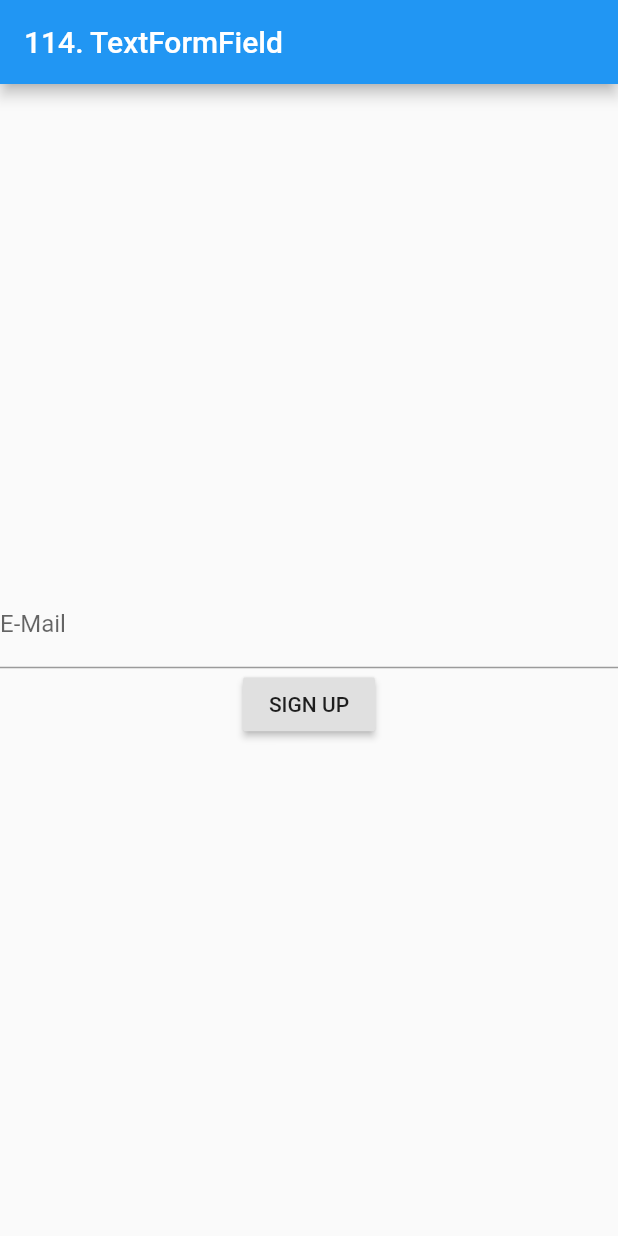
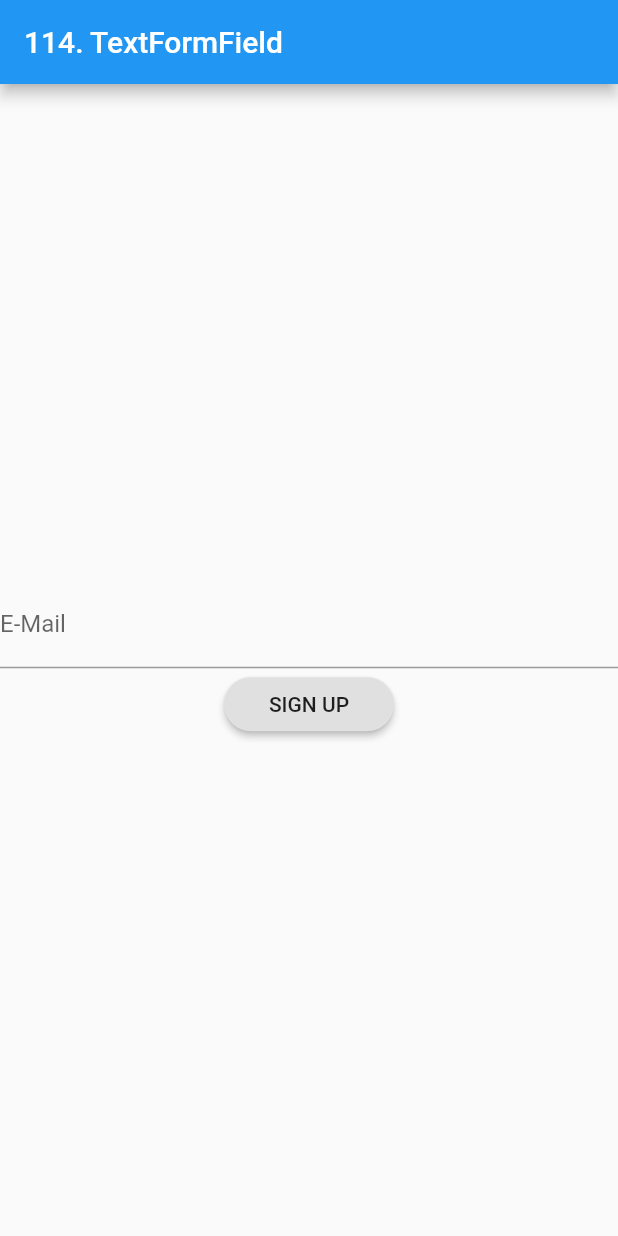
Before and after one commit to Devsaci/textformfield, a Flutter app: the screen it shows after launch, on a phone screen of 412 x 824 dp. Run offline on Flutter 3.47's test engine with Material 2 defaults, Android fonts, the phone set to English and light mode, and no system bars.

Commit message:
shape/padding

```diff
--- a/lib/main.dart
+++ b/lib/main.dart
@@ -76,9 +76,13 @@ class _MyHomePageState extends State<MyHomePage> {
                   },
                 ),
                 RaisedButton(
-                    child:
-                        Text(_authData == AuthMode.Login ? "LOGIN" : "SIGN UP"),
-                    onPressed: () {}),
+                  child:
+                      Text(_authData == AuthMode.Login ? 'LOGIN' : 'SIGN UP'),
+                  onPressed: () {},
+                  shape: RoundedRectangleBorder(
+                      borderRadius: BorderRadius.circular(30)),
+                  padding: const EdgeInsets.symmetric(horizontal: 30,vertical: 8),
+                ),
               ],
             ),
           ),
```
